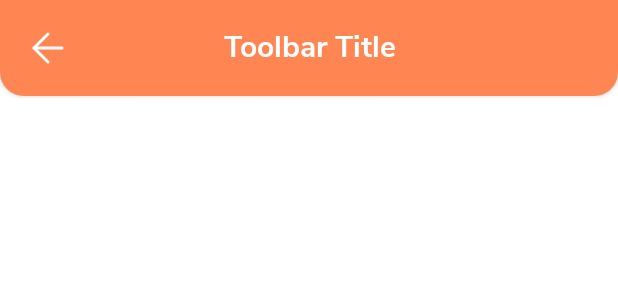
After one commit to amalhanaja/dyahacademy-android, an Android app: the layout component_toolbar.xml on its own in the app's theme, with its tools: preview values and no code run, on a phone screen of 412 x 824 dp. The commit adds this screen. Shown: the top 300 px of the screen. Run offline under Robolectric (Android 15) with nearby library versions, the phone set to English and light mode, and no system bars.

Commit message:
Component: Add Toolbar Component

```diff
--- a/app/src/main/java/com/amalcodes/dyahacademy/android/features/course/CourseListFragment.kt
+++ b/app/src/main/java/com/amalcodes/dyahacademy/android/features/course/CourseListFragment.kt
@@ -9,6 +9,7 @@ import androidx.navigation.fragment.findNavController
 import com.amalcodes.dyahacademy.android.R
 import com.amalcodes.dyahacademy.android.core.ItemOffsetDecoration
 import com.amalcodes.dyahacademy.android.core.MultiAdapter
+import kotlinx.android.synthetic.main.component_toolbar.view.*
 import kotlinx.android.synthetic.main.fragment_course_list.*
 import kotlinx.coroutines.ExperimentalCoroutinesApi
 import timber.log.Timber
@@ -40,6 +41,7 @@ class CourseListFragment : Fragment(R.layout.fragment_course_list) {
     }
 
     private fun setupView() {
+        toolbar_course_list?.mtv_toolbar_title?.text = getString(R.string.app_name)
         rv_course_list?.adapter = adapter
         rv_course_list?.addItemDecoration(ItemOffsetDecoration { viewHolder, count ->
             val position = viewHolder.adapterPosition
--- /dev/null
+++ b/app/src/main/res/layout/component_toolbar.xml
@@ -0,0 +1,54 @@
+<?xml version="1.0" encoding="utf-8"?>
+<androidx.constraintlayout.widget.ConstraintLayout xmlns:android="http://schemas.android.com/apk/res/android"
+    xmlns:app="http://schemas.android.com/apk/res-auto"
+    xmlns:tools="http://schemas.android.com/tools"
+    android:id="@+id/cl_course_detail_appbar"
+    android:layout_width="match_parent"
+    android:layout_height="wrap_content"
+    android:background="@drawable/shape_round_bottom_coral_xl"
+    android:elevation="@dimen/elevation_1"
+    android:padding="@dimen/spacing_4"
+    app:layout_constraintEnd_toEndOf="parent"
+    app:layout_constraintStart_toStartOf="parent"
+    app:layout_constraintTop_toTopOf="parent">
+
+    <com.google.android.material.textview.MaterialTextView
+        android:id="@+id/mtv_toolbar_title"
+        android:layout_width="0dp"
+        android:layout_height="wrap_content"
+        android:ellipsize="end"
+        android:maxLines="2"
+        android:textAlignment="center"
+        android:textColor="@color/white"
+        android:textSize="@dimen/font_size_2xl"
+        android:textStyle="bold"
+        app:layout_constraintEnd_toStartOf="@+id/guideline"
+        app:layout_constraintStart_toStartOf="@+id/guideline2"
+        app:layout_constraintTop_toTopOf="@+id/iv_back"
+        tools:text="Toolbar Title" />
+
+    <ImageView
+        android:id="@+id/iv_back"
+        android:layout_width="32dp"
+        android:layout_height="32dp"
+        android:contentDescription="@string/text_Back"
+        android:visibility="invisible"
+        app:layout_constraintStart_toStartOf="parent"
+        app:layout_constraintTop_toTopOf="parent"
+        app:srcCompat="@drawable/ic_arrow_left"
+        tools:visibility="visible" />
+
+    <androidx.constraintlayout.widget.Guideline
+        android:id="@+id/guideline"
+        android:layout_width="wrap_content"
+        android:layout_height="wrap_content"
+        android:orientation="vertical"
+        app:layout_constraintGuide_end="40dp" />
+
+    <androidx.constraintlayout.widget.Guideline
+        android:id="@+id/guideline2"
+        android:layout_width="wrap_content"
+        android:layout_height="wrap_content"
+        android:orientation="vertical"
+        app:layout_constraintGuide_begin="40dp" />
+</androidx.constraintlayout.widget.ConstraintLayout>
--- a/app/src/main/res/values/strings.xml
+++ b/app/src/main/res/values/strings.xml
@@ -1,3 +1,4 @@
 <resources>
     <string name="app_name">DyahAcademy</string>
+    <string name="text_Back">Back</string>
 </resources>
```
Also changed, not shown: app/src/main/java/com/amalcodes/dyahacademy/android/features/course/CourseDetailFragment.kt (+5 -2 lines), app/src/main/res/layout/fragment_course_detail.xml (+4 -48 lines), app/src/main/res/layout/fragment_course_list.xml (+4 -21 lines).
